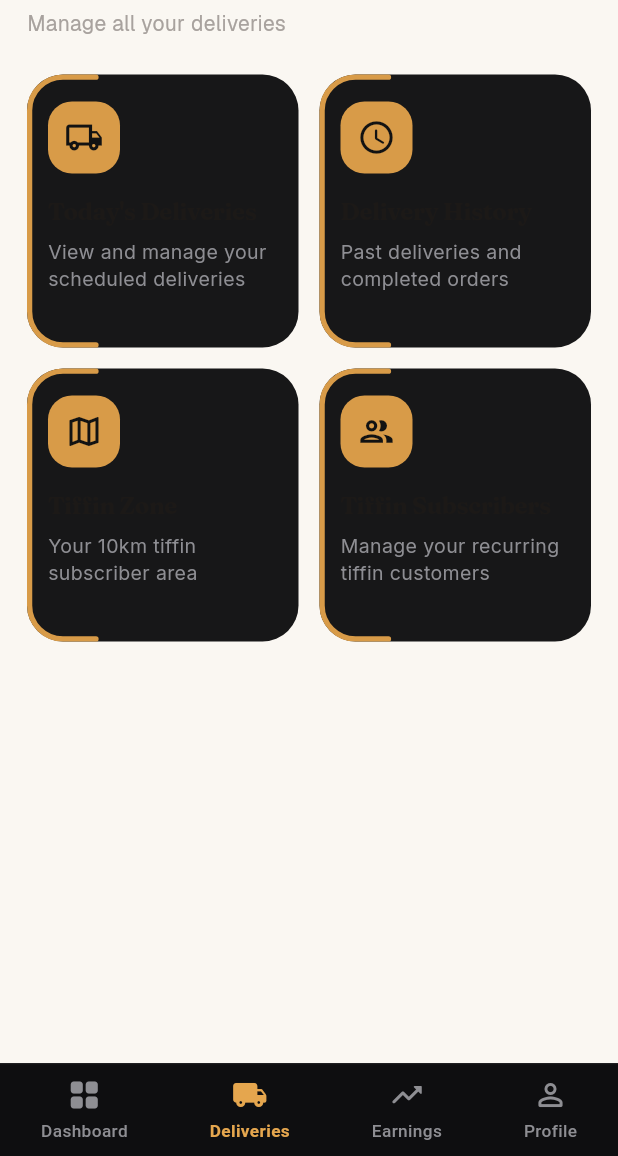
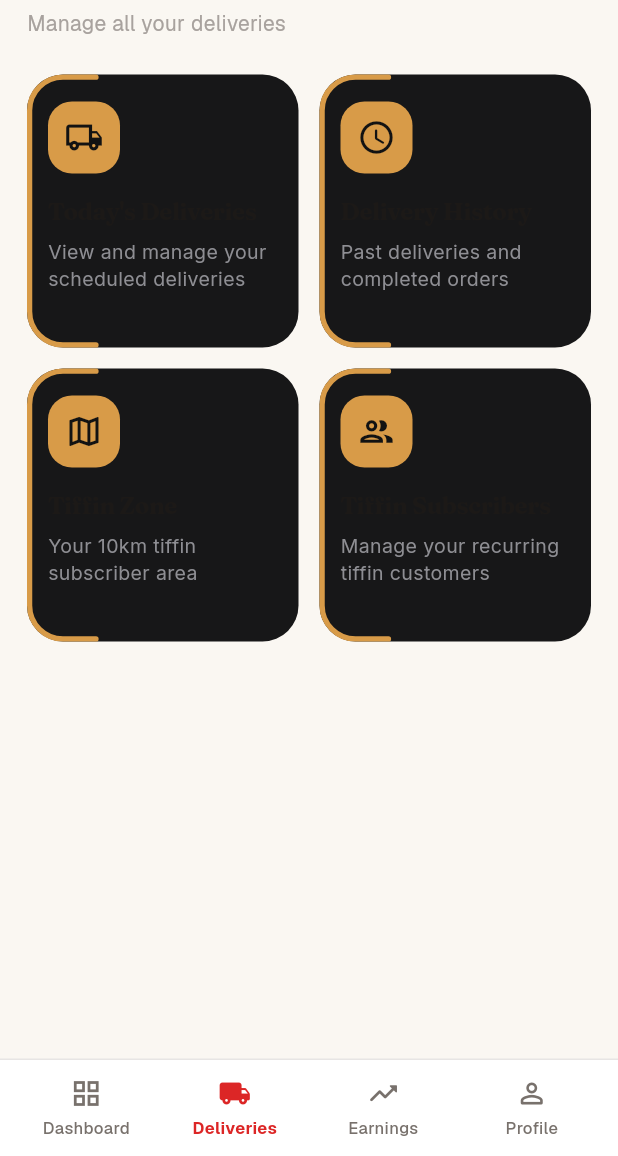
Before and after one commit to prabhasadvmen-maker/eatoggy-partner-app-, a Flutter app: the MainShellView screen opened directly with empty values, item 2 of the bottom bar chosen, on a phone screen of 412 x 824 dp, the part 80-1236 px from its top. Run offline on Flutter 3.47's test engine with Material 3 defaults, Android fonts, the phone set to English and light mode, and no system bars; our stand-ins replace equatable, flutter_bloc, go_router, google_fonts, image_picker, sizer; project files that could hold a hidden picture were left out.

Commit message:
feat(dashboard): refine bottom navigation bar and main shell structure

```diff
--- a/lib/features/dashboard/view/main_shell_screen.dart
+++ b/lib/features/dashboard/view/main_shell_screen.dart
@@ -1,6 +1,7 @@
 import 'package:flutter/material.dart';
 import 'package:flutter_bloc/flutter_bloc.dart';
 import '../../../core/theme/app_colors.dart';
+import '../../../core/theme/app_text_styles.dart';
 import '../bloc/navigation_bloc.dart';
 import '../../home/presentation/pages/home_screen.dart';
 import '../../deliveries/presentation/pages/deliveries_screen.dart';
@@ -28,10 +29,9 @@ class MainShellView extends StatelessWidget {
 
   @override
   Widget build(BuildContext context) {
-
-    const goldColor = Color(0xFFE5A64E);
-    const unselectedColor = Color(0xFF8E8E93);
-    const navBgColor = Color(0xFF0E0E10);
+    const activeColor = AppColors.primary;
+    const unselectedColor = AppColors.textSecondary;
+    const navBgColor = AppColors.surface;
 
     return BlocBuilder<NavigationBloc, NavigationState>(
       builder: (context, state) {
@@ -45,7 +45,7 @@ class MainShellView extends StatelessWidget {
         ];
 
         return Scaffold(
-          backgroundColor: AppColors.darkBackground,
+          backgroundColor: AppColors.scaffoldBackground,
           body: SafeArea(
             child: IndexedStack(
               index: currentIndex,
@@ -53,20 +53,20 @@ class MainShellView extends StatelessWidget {
             ),
           ),
           bottomNavigationBar: Container(
-            color: navBgColor,
-            child: SafeArea(
-              top: false,
-              child: Container(
-                height: 62,
             decoration: const BoxDecoration(
               color: navBgColor,
               border: Border(
                 top: BorderSide(
-                      color: Color(0xFF202022),
-                      width: 0.8,
+                  color: AppColors.border,
+                  width: 1.0,
                 ),
               ),
             ),
+            child: SafeArea(
+              top: false,
+              child: Container(
+                height: 64,
+                padding: const EdgeInsets.symmetric(horizontal: 8),
                 child: Row(
                   mainAxisAlignment: MainAxisAlignment.spaceAround,
                   children: [
@@ -75,9 +75,9 @@ class MainShellView extends StatelessWidget {
                       index: 0,
                       currentIndex: currentIndex,
                       label: 'Dashboard',
-                      icon: Icons.grid_view_rounded,
+                      icon: Icons.grid_view_outlined,
                       activeIcon: Icons.grid_view_rounded,
-                      goldColor: goldColor,
+                      activeColor: activeColor,
                       unselectedColor: unselectedColor,
                     ),
                     _buildNavItem(
@@ -87,7 +87,7 @@ class MainShellView extends StatelessWidget {
                       label: 'Deliveries',
                       icon: Icons.local_shipping_outlined,
                       activeIcon: Icons.local_shipping_rounded,
-                      goldColor: goldColor,
+                      activeColor: activeColor,
                       unselectedColor: unselectedColor,
                     ),
                     _buildNavItem(
@@ -97,7 +97,7 @@ class MainShellView extends StatelessWidget {
                       label: 'Earnings',
                       icon: Icons.trending_up_rounded,
                       activeIcon: Icons.trending_up_rounded,
-                      goldColor: goldColor,
+                      activeColor: activeColor,
                       unselectedColor: unselectedColor,
                     ),
                     _buildNavItem(
@@ -107,7 +107,7 @@ class MainShellView extends StatelessWidget {
                       label: 'Profile',
                       icon: Icons.person_outline_rounded,
                       activeIcon: Icons.person_rounded,
-                      goldColor: goldColor,
+                      activeColor: activeColor,
                       unselectedColor: unselectedColor,
                     ),
                   ],
@@ -127,13 +127,14 @@ class MainShellView extends StatelessWidget {
     required String label,
     required IconData icon,
     required IconData activeIcon,
-    required Color goldColor,
+    required Color activeColor,
     required Color unselectedColor,
   }) {
     final isSelected = currentIndex == index;
-    final color = isSelected ? goldColor : unselectedColor;
+    final color = isSelected ? activeColor : unselectedColor;
 
-    return InkWell(
+    return Expanded(
+      child: InkWell(
         onTap: () => context.read<NavigationBloc>().add(TabChanged(index)),
         splashColor: Colors.transparent,
         highlightColor: Colors.transparent,
@@ -143,19 +144,20 @@ class MainShellView extends StatelessWidget {
             Icon(
               isSelected ? activeIcon : icon,
               color: color,
-            size: 24,
+              size: 22,
             ),
             const SizedBox(height: 4),
             Text(
               label,
-            style: TextStyle(
+              style: AppTextStyles.caption.copyWith(
                 color: color,
-              fontSize: 11.5,
+                fontSize: 11,
                 fontWeight: isSelected ? FontWeight.w700 : FontWeight.w500,
               ),
             ),
           ],
         ),
+      ),
     );
   }
 }
```
Lines whose indentation alone changed are shown as unchanged.
